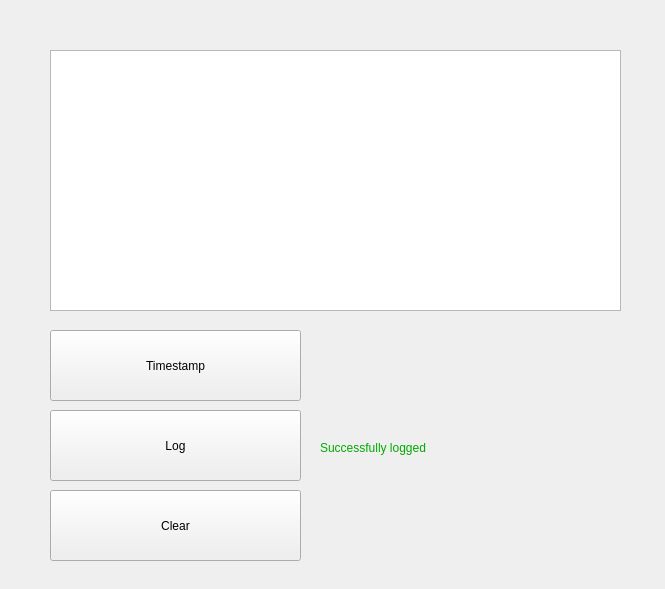
Before: the Qt Designer form march_rqt_training_log/resource/training_log.ui in project-march/march, drawn with Qt 5.
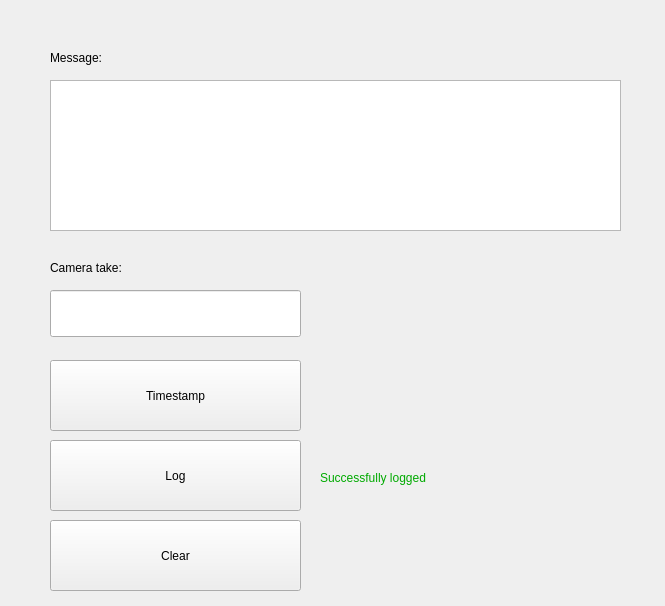
After: the same form once the commit is applied.

Commit message: add camera take field

```diff
--- a/march_rqt_training_log/resource/training_log.ui
+++ b/march_rqt_training_log/resource/training_log.ui
@@ -7,7 +7,7 @@
     <x>0</x>
     <y>0</y>
     <width>665</width>
-    <height>589</height>
+    <height>606</height>
    </rect>
   </property>
   <property name="windowTitle">
@@ -17,7 +17,7 @@
    <property name="geometry">
     <rect>
      <x>50</x>
-     <y>410</y>
+     <y>440</y>
      <width>251</width>
      <height>71</height>
     </rect>
@@ -33,9 +33,9 @@
    <property name="geometry">
     <rect>
      <x>50</x>
-     <y>50</y>
+     <y>80</y>
      <width>571</width>
-     <height>261</height>
+     <height>151</height>
     </rect>
    </property>
   </widget>
@@ -43,7 +43,7 @@
    <property name="geometry">
     <rect>
      <x>320</x>
-     <y>430</y>
+     <y>460</y>
      <width>281</width>
      <height>35</height>
     </rect>
@@ -59,7 +59,7 @@
    <property name="geometry">
     <rect>
      <x>50</x>
-     <y>330</y>
+     <y>360</y>
      <width>251</width>
      <height>71</height>
     </rect>
@@ -75,7 +75,7 @@
    <property name="geometry">
     <rect>
      <x>320</x>
-     <y>350</y>
+     <y>380</y>
      <width>281</width>
      <height>35</height>
     </rect>
@@ -91,7 +91,7 @@
    <property name="geometry">
     <rect>
      <x>50</x>
-     <y>490</y>
+     <y>520</y>
      <width>251</width>
      <height>71</height>
     </rect>
@@ -103,6 +103,42 @@
     <string>Clear</string>
    </property>
   </widget>
+  <widget class="QLabel" name="MessageLabel">
+   <property name="geometry">
+    <rect>
+     <x>50</x>
+     <y>40</y>
+     <width>571</width>
+     <height>35</height>
+    </rect>
+   </property>
+   <property name="text">
+    <string>Message:</string>
+   </property>
+  </widget>
+  <widget class="QLabel" name="CameraTakeLabel">
+   <property name="geometry">
+    <rect>
+     <x>50</x>
+     <y>250</y>
+     <width>571</width>
+     <height>35</height>
+    </rect>
+   </property>
+   <property name="text">
+    <string>Camera take:</string>
+   </property>
+  </widget>
+  <widget class="QLineEdit" name="CameraTakeText">
+   <property name="geometry">
+    <rect>
+     <x>50</x>
+     <y>290</y>
+     <width>251</width>
+     <height>47</height>
+    </rect>
+   </property>
+  </widget>
  </widget>
  <resources/>
  <connections/>
```
The commit also changes 1 other file.
